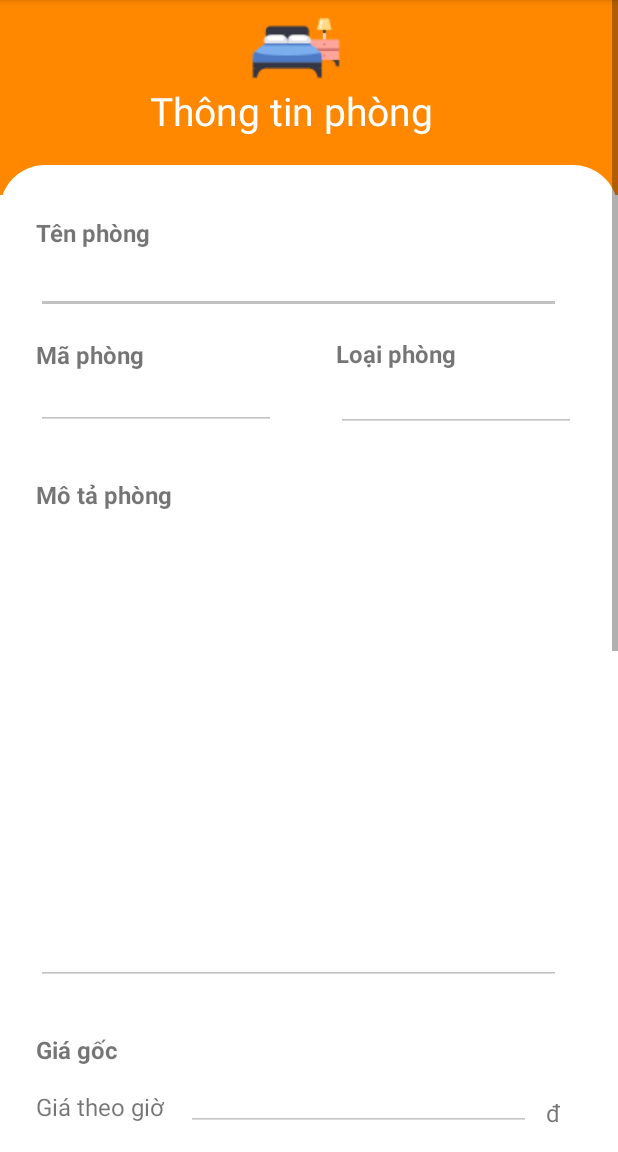
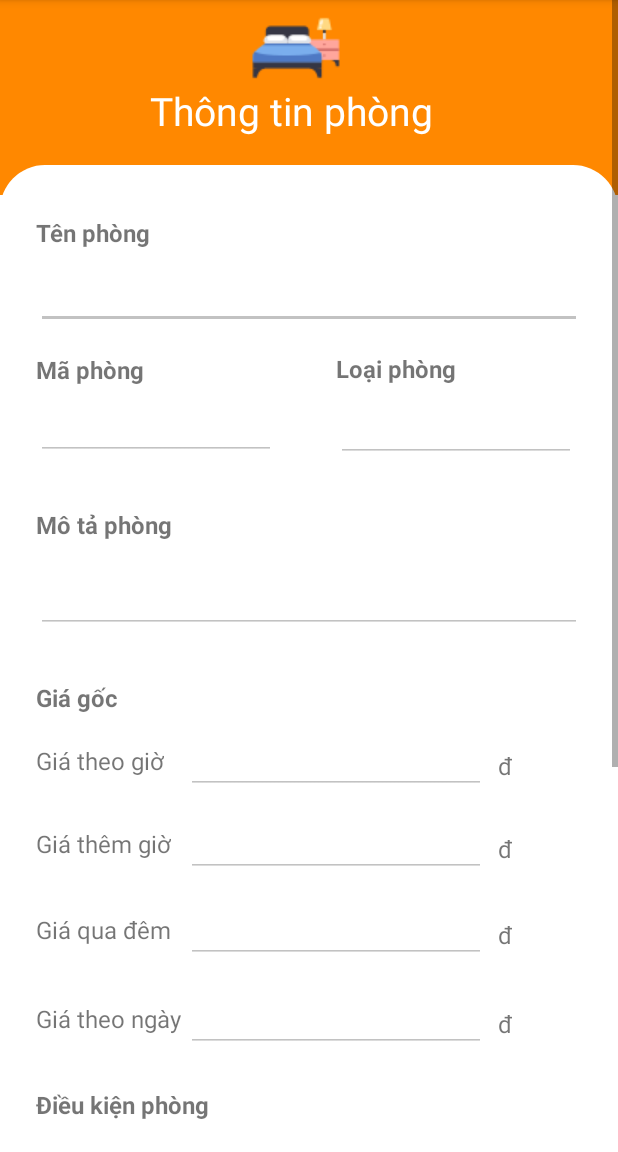
Before and after one commit to truongthang2211/havefun_manage_mobile_java, an Android app: the EnterRoomActivity screen opened directly, with no data from a screen before it, on a phone screen of 412 x 824 dp, the part 84-1236 px from its top. Run offline under Robolectric (Android 15) with nearby library versions, the phone set to English and light mode, and no system bars; network calls fail.

Commit message:
Render room and add intent

```diff
--- a/app/build.gradle
+++ b/app/build.gradle
@@ -57,4 +57,5 @@ dependencies {
     implementation 'com.android.volley:volley:1.2.1'
     implementation 'com.squareup.retrofit2:retrofit:2.9.0'
     implementation 'com.squareup.retrofit2:converter-gson:2.1.0'
+    implementation 'com.squareup.picasso:picasso:2.8'
 }
--- a/app/src/main/res/layout/activity_enter_room.xml
+++ b/app/src/main/res/layout/activity_enter_room.xml
@@ -44,19 +44,21 @@
 
         <androidx.constraintlayout.widget.ConstraintLayout
             android:layout_width="match_parent"
-            android:layout_height="1250dp"
+            android:layout_height="wrap_content"
             android:layout_marginTop="110dp"
             android:background="@drawable/vie_bg"
+            android:paddingLeft="24dp"
+            android:paddingRight="24dp"
+            android:paddingBottom="36dp"
             app:layout_constraintBottom_toBottomOf="parent"
             app:layout_constraintTop_toTopOf="parent"
-            app:layout_constraintVertical_bias="0.0"
+            app:layout_constraintVertical_bias="1.0"
             tools:layout_editor_absoluteX="0dp">
 
             <TextView
                 android:id="@+id/tv_TenPhong"
                 android:layout_width="wrap_content"
                 android:layout_height="wrap_content"
-                android:layout_marginStart="24dp"
                 android:layout_marginTop="34dp"
                 android:text="Tên phòng"
                 android:textSize="16sp"
@@ -101,12 +103,12 @@
                 android:id="@+id/tv_DKP"
                 android:layout_width="wrap_content"
                 android:layout_height="wrap_content"
-                android:layout_marginTop="220dp"
+                android:layout_marginTop="24dp"
                 android:text="Điều kiện phòng"
                 android:textSize="16sp"
                 android:textStyle="bold"
                 app:layout_constraintStart_toStartOf="@id/tv_TenPhong"
-                app:layout_constraintTop_toBottomOf="@id/tv_GiaGoc" />
+                app:layout_constraintTop_toBottomOf="@+id/txt_GiaNgay" />
 
             <TextView
                 android:id="@+id/tv_Tienich"
@@ -123,85 +125,85 @@
                 android:id="@+id/tv_GiaTheoGio"
                 android:layout_width="wrap_content"
                 android:layout_height="wrap_content"
-                android:layout_marginTop="16dp"
                 android:text="Giá theo giờ"
                 android:textSize="16sp"
+                app:layout_constraintBottom_toBottomOf="@+id/txt_GioDauTien"
                 app:layout_constraintStart_toStartOf="@id/tv_TenPhong"
-                app:layout_constraintTop_toBottomOf="@id/tv_GiaGoc" />
+                app:layout_constraintTop_toTopOf="@+id/txt_GioDauTien" />
 
             <TextView
                 android:id="@+id/tv_GiaThemGio"
                 android:layout_width="wrap_content"
                 android:layout_height="wrap_content"
-                android:layout_marginTop="24dp"
                 android:text="Giá thêm giờ"
                 android:textSize="16sp"
+                app:layout_constraintBottom_toBottomOf="@+id/txt_GioTiepTheo"
                 app:layout_constraintStart_toStartOf="@id/tv_TenPhong"
-                app:layout_constraintTop_toBottomOf="@id/tv_GiaTheoGio" />
+                app:layout_constraintTop_toTopOf="@+id/txt_GioTiepTheo" />
 
             <TextView
                 android:id="@+id/tv_GiaQuaDem"
                 android:layout_width="wrap_content"
                 android:layout_height="wrap_content"
-                android:layout_marginTop="26dp"
                 android:text="Giá qua đêm"
                 android:textSize="16sp"
+                app:layout_constraintBottom_toBottomOf="@+id/txt_GGQuaDem"
                 app:layout_constraintStart_toStartOf="@id/tv_TenPhong"
-                app:layout_constraintTop_toBottomOf="@id/tv_GiaThemGio" />
+                app:layout_constraintTop_toTopOf="@+id/txt_GGQuaDem" />
 
             <TextView
                 android:id="@+id/tv_GiaTheoNgay"
                 android:layout_width="wrap_content"
                 android:layout_height="wrap_content"
-                android:layout_marginTop="26dp"
                 android:text="Giá theo ngày"
                 android:textSize="16sp"
+                app:layout_constraintBottom_toBottomOf="@+id/txt_GiaNgay"
                 app:layout_constraintStart_toStartOf="@id/tv_TenPhong"
-                app:layout_constraintTop_toBottomOf="@id/tv_GiaQuaDem" />
+                app:layout_constraintTop_toTopOf="@+id/txt_GiaNgay" />
 
             <TextView
                 android:id="@+id/tv_VND1"
                 android:layout_width="wrap_content"
                 android:layout_height="wrap_content"
-                android:layout_marginStart="240dp"
-                android:layout_marginTop="20dp"
+                android:layout_marginStart="8dp"
+                android:layout_marginBottom="8dp"
                 android:text="đ"
                 android:textSize="16sp"
-                app:layout_constraintStart_toStartOf="@id/txt_GioDauTien"
-                app:layout_constraintTop_toBottomOf="@id/tv_GiaGoc" />
+                app:layout_constraintBottom_toBottomOf="@+id/txt_GioDauTien"
+                app:layout_constraintStart_toEndOf="@+id/txt_GioDauTien" />
 
             <TextView
                 android:id="@+id/tv_VND2"
                 android:layout_width="wrap_content"
                 android:layout_height="wrap_content"
-                android:layout_marginStart="240dp"
-                android:layout_marginTop="20dp"
+                android:layout_marginStart="8dp"
+                android:layout_marginBottom="8dp"
                 android:text="đ"
                 android:textSize="16sp"
-                app:layout_constraintStart_toStartOf="@id/txt_GioDauTien"
-                app:layout_constraintTop_toBottomOf="@id/tv_VND1" />
+                app:layout_constraintBottom_toBottomOf="@+id/txt_GioTiepTheo"
+                app:layout_constraintStart_toEndOf="@+id/txt_GioTiepTheo" />
 
             <TextView
                 android:id="@+id/tv_VND3"
                 android:layout_width="wrap_content"
                 android:layout_height="wrap_content"
-                android:layout_marginStart="241dp"
-                android:layout_marginTop="26dp"
+                android:layout_marginStart="8dp"
+                android:layout_marginBottom="8dp"
                 android:text="đ"
                 android:textSize="16sp"
-                app:layout_constraintStart_toStartOf="@id/txt_GioDauTien"
-                app:layout_constraintTop_toBottomOf="@id/tv_VND2" />
+                app:layout_constraintBottom_toBottomOf="@+id/txt_GGQuaDem"
+                app:layout_constraintStart_toEndOf="@+id/txt_GGQuaDem" />
 
             <TextView
                 android:id="@+id/tv_VND4"
                 android:layout_width="wrap_content"
                 android:layout_height="wrap_content"
-                android:layout_marginStart="240dp"
-                android:layout_marginTop="28dp"
+                android:layout_marginStart="8dp"
+                android:layout_marginBottom="8dp"
                 android:text="đ"
                 android:textSize="16sp"
-                app:layout_constraintStart_toStartOf="@id/txt_GioDauTien"
-                app:layout_constraintTop_toBottomOf="@id/tv_VND3" />
+                app:layout_constraintBottom_toBottomOf="@+id/txt_GiaNgay"
+                app:layout_constraintStart_toEndOf="@+id/txt_GiaNgay" />
 
             <TextView
                 android:id="@+id/tv_LoaiPhong"
@@ -217,8 +219,8 @@
 
             <com.google.android.material.textfield.TextInputEditText
                 android:id="@+id/txt_TenPhong"
-                android:layout_width="350dp"
-                android:layout_height="35dp"
+                android:layout_width="match_parent"
+                android:layout_height="wrap_content"
                 android:layout_marginTop="8dp"
                 android:backgroundTint="#C2C2C2"
                 app:layout_constraintStart_toStartOf="@id/tv_TenPhong"
@@ -227,8 +229,8 @@
 
             <com.google.android.material.textfield.TextInputEditText
                 android:id="@+id/txt_GioDauTien"
-                android:layout_width="230dp"
-                android:layout_height="35dp"
+                android:layout_width="200dp"
+                android:layout_height="wrap_content"
                 android:layout_marginStart="100dp"
                 android:layout_marginTop="8dp"
                 android:backgroundTint="#C2C2C2"
@@ -238,8 +240,8 @@
 
             <com.google.android.material.textfield.TextInputEditText
                 android:id="@+id/txt_GioTiepTheo"
-                android:layout_width="230dp"
-                android:layout_height="35dp"
+                android:layout_width="200dp"
+                android:layout_height="wrap_content"
                 android:layout_marginStart="100dp"
                 android:layout_marginTop="10dp"
                 android:backgroundTint="#C2C2C2"
@@ -249,8 +251,8 @@
 
             <com.google.android.material.textfield.TextInputEditText
                 android:id="@+id/txt_GGQuaDem"
-                android:layout_width="230dp"
-                android:layout_height="35dp"
+                android:layout_width="200dp"
+                android:layout_height="wrap_content"
                 android:layout_marginStart="100dp"
                 android:layout_marginTop="12dp"
                 android:backgroundTint="#C2C2C2"
@@ -260,8 +262,8 @@
 
             <com.google.android.material.textfield.TextInputEditText
                 android:id="@+id/txt_GiaNgay"
-                android:layout_width="230dp"
-                android:layout_height="35dp"
+                android:layout_width="200dp"
+                android:layout_height="wrap_content"
                 android:layout_marginStart="100dp"
                 android:layout_marginTop="14dp"
                 android:backgroundTint="#C2C2C2"
@@ -271,8 +273,8 @@
 
             <com.google.android.material.textfield.TextInputEditText
                 android:id="@+id/txt_MoTaPhong"
-                android:layout_width="350dp"
-                android:layout_height="300dp"
+                android:layout_width="match_parent"
+                android:layout_height="wrap_content"
                 android:layout_marginTop="16dp"
                 android:backgroundTint="#C2C2C2"
                 app:layout_constraintStart_toStartOf="@id/tv_TenPhong"
@@ -282,7 +284,7 @@
             <com.google.android.material.textfield.TextInputEditText
                 android:id="@+id/txt_MaPhong"
                 android:layout_width="160dp"
-                android:layout_height="35dp"
+                android:layout_height="wrap_content"
                 android:layout_marginTop="4dp"
                 android:backgroundTint="#C2C2C2"
                 app:layout_constraintStart_toStartOf="@id/tv_MaPhong"
@@ -292,7 +294,7 @@
             <com.google.android.material.textfield.TextInputEditText
                 android:id="@+id/txt_LoaiPhong"
                 android:layout_width="160dp"
-                android:layout_height="35dp"
+                android:layout_height="wrap_content"
                 android:layout_marginStart="200dp"
                 android:layout_marginTop="6dp"
                 android:backgroundTint="#C2C2C2"
@@ -315,11 +317,11 @@
                 android:id="@+id/chk_30m2"
                 android:layout_width="wrap_content"
                 android:layout_height="wrap_content"
-                android:layout_marginStart="140dp"
+                android:layout_marginStart="32dp"
                 android:layout_marginTop="24dp"
                 android:background="@drawable/edit_btn_sua_background"
                 android:text="30m2"
-                app:layout_constraintStart_toStartOf="@id/chk_GiuongDoi"
+                app:layout_constraintStart_toEndOf="@+id/chk_GiuongDoi"
                 app:layout_constraintTop_toBottomOf="@+id/tv_DKP"
                 tools:ignore="MissingConstraints" />
 
@@ -327,11 +329,11 @@
                 android:id="@+id/chk_CuaSo"
                 android:layout_width="wrap_content"
                 android:layout_height="wrap_content"
-                android:layout_marginStart="100dp"
+                android:layout_marginStart="32dp"
                 android:layout_marginTop="24dp"
                 android:background="@drawable/edit_btn_sua_background"
                 android:text="Cửa sổ"
-                app:layout_constraintStart_toStartOf="@id/chk_30m2"
+                app:layout_constraintStart_toEndOf="@+id/chk_30m2"
                 app:layout_constraintTop_toBottomOf="@+id/tv_DKP"
                 tools:ignore="MissingConstraints" />
 
@@ -349,79 +351,72 @@
                 android:id="@+id/chk_TV"
                 android:layout_width="wrap_content"
                 android:layout_height="wrap_content"
-                android:layout_marginStart="80dp"
                 android:layout_marginTop="24dp"
                 android:background="@drawable/edit_btn_sua_background"
                 android:text="TV"
-                app:layout_constraintStart_toStartOf="@id/chk_Wifi"
+                app:layout_constraintStart_toStartOf="@+id/chk_CuaSo"
                 app:layout_constraintTop_toBottomOf="@+id/tv_Tienich" />
 
             <CheckBox
                 android:id="@+id/chk_ThangMay"
                 android:layout_width="wrap_content"
                 android:layout_height="wrap_content"
-                android:layout_marginStart="120dp"
-                android:layout_marginTop="24dp"
                 android:background="@drawable/edit_btn_sua_background"
                 android:text="Thang máy"
-                app:layout_constraintStart_toStartOf="@id/chk_MayLanh"
-                app:layout_constraintTop_toBottomOf="@+id/chk_LeTan" />
+                app:layout_constraintStart_toStartOf="@+id/chk_TV"
+                app:layout_constraintTop_toTopOf="@+id/chk_LeTan" />
 
             <CheckBox
                 android:id="@+id/chk_TruyenHinhCap"
                 android:layout_width="wrap_content"
                 android:layout_height="wrap_content"
-                android:layout_marginStart="130dp"
-                android:layout_marginTop="24dp"
+                android:layout_marginTop="16dp"
                 android:background="@drawable/edit_btn_sua_background"
                 android:text="Truyền hình cáp"
-                app:layout_constraintStart_toStartOf="@id/chk_ThangMay"
+                app:layout_constraintStart_toStartOf="@+id/chk_LeTan"
                 app:layout_constraintTop_toBottomOf="@+id/chk_LeTan" />
 
             <CheckBox
                 android:id="@+id/chk_MayLanh"
                 android:layout_width="wrap_content"
                 android:layout_height="wrap_content"
-                android:layout_marginTop="24dp"
                 android:background="@drawable/edit_btn_sua_background"
                 android:text="Máy lạnh"
-                app:layout_constraintStart_toStartOf="@id/tv_Tienich"
-                app:layout_constraintTop_toBottomOf="@+id/chk_SanGo" />
+                app:layout_constraintStart_toStartOf="@+id/chk_Wifi"
+                app:layout_constraintTop_toTopOf="@+id/chk_ThangMay" />
 
             <CheckBox
                 android:id="@+id/chk_Wifi"
                 android:layout_width="wrap_content"
                 android:layout_height="wrap_content"
-                android:layout_marginStart="100dp"
                 android:layout_marginTop="24dp"
                 android:background="@drawable/edit_btn_sua_background"
                 android:text="Wifi"
-                app:layout_constraintStart_toStartOf="@id/chk_SanGo"
+                app:layout_constraintStart_toStartOf="@+id/chk_30m2"
                 app:layout_constraintTop_toBottomOf="@+id/tv_Tienich" />
 
             <CheckBox
                 android:id="@+id/chk_LeTan"
                 android:layout_width="wrap_content"
                 android:layout_height="wrap_content"
-                android:layout_marginStart="75dp"
-                android:layout_marginTop="24dp"
+                android:layout_marginTop="16dp"
                 android:background="@drawable/edit_btn_sua_background"
                 android:text="Lễ tân 24/24"
-                app:layout_constraintStart_toStartOf="@id/chk_TV"
-                app:layout_constraintTop_toBottomOf="@+id/tv_Tienich" />
+                app:layout_constraintStart_toStartOf="@+id/chk_SanGo"
+                app:layout_constraintTop_toBottomOf="@+id/chk_SanGo" />
 
             <Button
                 android:id="@+id/btn_Them"
                 android:layout_width="120dp"
                 android:layout_height="50dp"
                 android:layout_marginStart="50dp"
-                android:layout_marginTop="200dp"
+                android:layout_marginTop="24dp"
                 android:background="@drawable/edit_btn_background"
                 android:text="Thêm"
                 android:textColor="@color/white"
                 android:textStyle="bold"
                 app:layout_constraintStart_toStartOf="@id/tv_Tienich"
-                app:layout_constraintTop_toBottomOf="@+id/tv_Tienich"
+                app:layout_constraintTop_toBottomOf="@+id/chk_TruyenHinhCap"
                 tools:ignore="HardcodedText,MissingConstraints" />
 
             <Button
@@ -429,12 +424,11 @@
                 android:layout_width="120dp"
                 android:layout_height="50dp"
                 android:layout_marginStart="30dp"
-                android:layout_marginTop="200dp"
                 android:background="@drawable/edit_btn_sua_background"
                 android:text="Hủy"
                 android:textStyle="bold"
                 app:layout_constraintStart_toEndOf="@+id/btn_Them"
-                app:layout_constraintTop_toBottomOf="@+id/tv_Tienich"
+                app:layout_constraintTop_toTopOf="@+id/btn_Them"
                 tools:ignore="HardcodedText,MissingConstraints" />
 
         </androidx.constraintlayout.widget.ConstraintLayout>
```
Also changed, not shown: app/src/main/java/com/example/havefun2_mobile_java/fragments/MyRoomsFragment.java (+99 -8 lines), app/src/main/java/com/example/havefun2_mobile_java/utils/MySingleton.java (added, +37 -0 lines), app/src/main/res/drawable-v24/ic_baseline_star_24.xml (added, +10 -0 lines), app/src/main/res/layout/fragment_myrooms.xml (+43 -10 lines), app/src/main/res/layout/room_normal_card.xml (added, +99 -0 lines).
